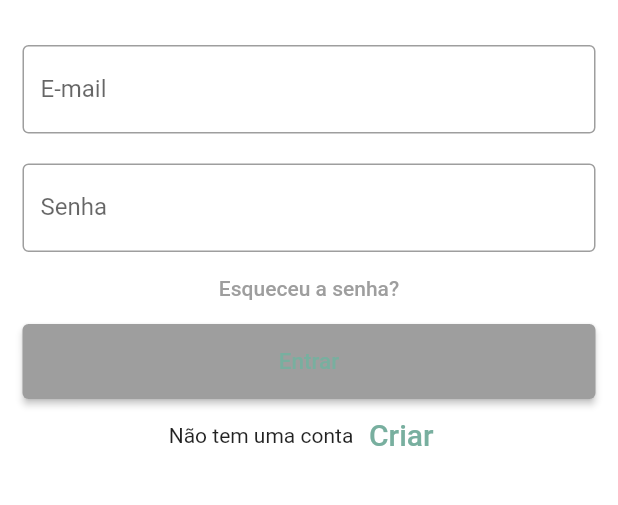
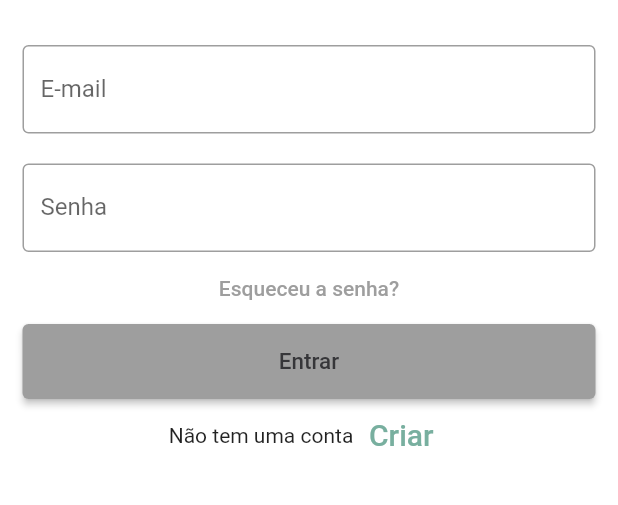
Before and after one commit to andrerclaudio/agnes_app, a Flutter app: the screen it shows after launch, on a phone screen of 412 x 824 dp, the part 108-613 px from its top. Run offline on Flutter 3.47's test engine with Material 2 defaults, Android fonts, the phone set to English and light mode, and no system bars.

Commit message:
Constant library.

```diff
--- a/lib/constant.dart
+++ b/lib/constant.dart
@@ -19,7 +19,7 @@ class Constant {
   static const signInText = 'Entrar';
   static const TextStyle signInTextStyle = TextStyle(
     fontSize: 15,
-    color: Color(textColorGreen),
+    color: Color(textColorBrown),
   );
 
   static const signUpText = 'Criar';
```
